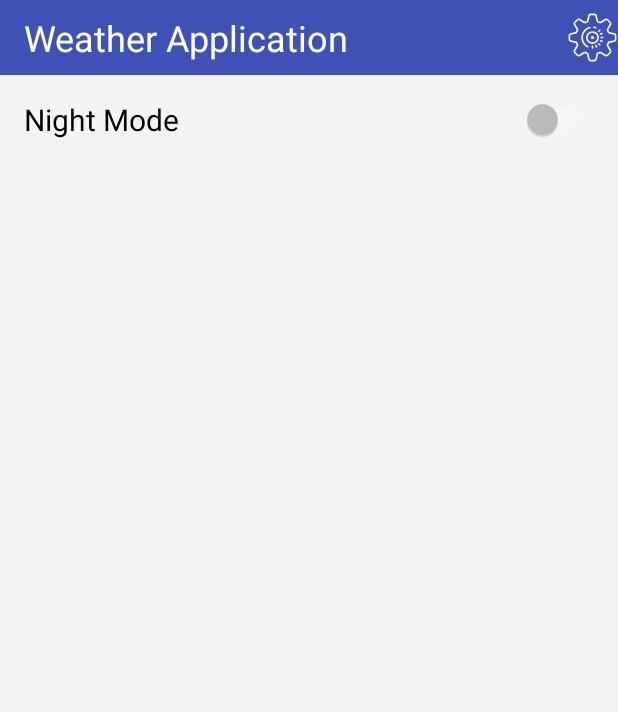
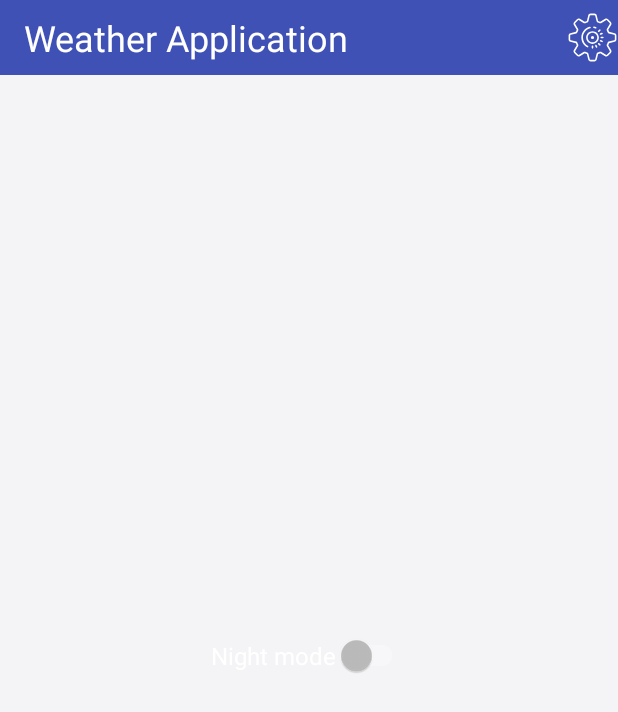
Before and after one commit to Nati098/Weather-App, an Android app: the screen it shows after launch (SettingsActivity), after a tap on an icon or button, on a phone screen of 412 x 824 dp. Shown: the top 712 px of the screen. Run offline under Robolectric (Android 15) with nearby library versions, the phone set to English and light mode, and no system bars.

Commit message:
Added hw7

```diff
--- a/app/build.gradle
+++ b/app/build.gradle
@@ -32,6 +32,7 @@ dependencies {
     implementation 'androidx.constraintlayout:constraintlayout:2.0.1'
     implementation 'androidx.recyclerview:recyclerview:1.1.0'
     implementation 'androidx.cardview:cardview:1.0.0'
+    implementation 'com.google.android.material:material:1.2.1'
     testImplementation 'junit:junit:4.12'
     androidTestImplementation 'androidx.test.ext:junit:1.1.2'
     androidTestImplementation 'androidx.test.espresso:espresso-core:3.3.0'
--- a/app/src/main/java/ru/geekbrains/weatherapplication/BaseAppActivity.java
+++ b/app/src/main/java/ru/geekbrains/weatherapplication/BaseAppActivity.java
@@ -1,5 +1,6 @@
 package ru.geekbrains.weatherapplication;
 
+import androidx.annotation.Nullable;
 import androidx.appcompat.app.AppCompatActivity;
 import androidx.fragment.app.Fragment;
 import androidx.fragment.app.FragmentManager;
@@ -23,6 +24,7 @@ import static ru.geekbrains.weatherapplication.data.Constants.LoggerMode.DEBUG;
 
 
 public class BaseAppActivity extends AppCompatActivity implements OpenFragmentListener {
+    private static final int SETTINGS_CODE = 88;
 
     private static Context context;
 
@@ -41,11 +43,18 @@ public class BaseAppActivity extends AppCompatActivity implements OpenFragmentLi
         }
 
         ImageButton btnSettings = findViewById(R.id.btn_settings);
-        btnSettings.setOnClickListener((v -> startActivity(new Intent(getApplicationContext(), SettingsActivity.class))));
+        btnSettings.setOnClickListener((v -> startActivityForResult(new Intent(getApplicationContext(), SettingsActivity.class), SETTINGS_CODE)));
 
         openFragment(CitiesListFragment.newInstance("", generateOptionsList()));
     }
 
+    @Override
+    protected void onActivityResult(int requestCode, int resultCode, @Nullable Intent data) {
+        super.onActivityResult(requestCode, resultCode, data);
+        if (requestCode == SETTINGS_CODE) {
+            recreate();
+        }
+    }
 
     public static Context getContext() {
         return context;
--- a/app/src/main/java/ru/geekbrains/weatherapplication/SettingsActivity.java
+++ b/app/src/main/java/ru/geekbrains/weatherapplication/SettingsActivity.java
@@ -1,38 +1,37 @@
 package ru.geekbrains.weatherapplication;
 
 import androidx.appcompat.app.AppCompatActivity;
-import androidx.recyclerview.widget.LinearLayoutManager;
-import androidx.recyclerview.widget.RecyclerView;
+import androidx.appcompat.widget.SwitchCompat;
 
 import android.os.Bundle;
 
-import ru.geekbrains.weatherapplication.adapter.OptionsAdapter;
-
-import static ru.geekbrains.weatherapplication.data.Constants.settings;
+import ru.geekbrains.weatherapplication.data.SystemPreferences;
 
 
 public class SettingsActivity extends AppCompatActivity {
 
-    private OptionsAdapter optionsAdapter;
-    private RecyclerView optionsRecycler;
-
+    SwitchCompat switchNightMode;
 
     @Override
     protected void onCreate(Bundle savedInstanceState) {
         super.onCreate(savedInstanceState);
         setContentView(R.layout.activity_settings);
-
+        if (SystemPreferences.getBooleanPreference(SystemPreferences.IS_NIGHT_MODE)) {
+            setTheme(R.style.AppCustomDarkTheme);
+        }
+        else {
+            setTheme(R.style.AppCustomLightTheme);
+        }
         bindView();
-        setupRecycler();
     }
 
     private void bindView() {
-        optionsRecycler = findViewById(R.id.recycler);
+        switchNightMode = findViewById(R.id.switch_night_mode);
+        switchNightMode.setChecked(SystemPreferences.getBooleanPreference(SystemPreferences.IS_NIGHT_MODE));
+        switchNightMode.setOnCheckedChangeListener((buttonView, isChecked) -> {
+            SystemPreferences.setPreference(SystemPreferences.IS_NIGHT_MODE, isChecked);
+            this.recreate();
+        });
     }
 
-    private void setupRecycler() {
-        optionsAdapter = new OptionsAdapter(this, settings, (adapterView, view, i, l) -> { });
-        optionsRecycler.setAdapter(optionsAdapter);
-        optionsRecycler.setLayoutManager(new LinearLayoutManager(this));
-    }
 }
--- a/app/src/main/java/ru/geekbrains/weatherapplication/adapter/OptionsAdapter.java
+++ b/app/src/main/java/ru/geekbrains/weatherapplication/adapter/OptionsAdapter.java
@@ -17,6 +17,7 @@ import androidx.recyclerview.widget.RecyclerView;
 import java.util.List;
 
 import ru.geekbrains.weatherapplication.R;
+import ru.geekbrains.weatherapplication.SettingsActivity;
 import ru.geekbrains.weatherapplication.data.SystemPreferences;
 import ru.geekbrains.weatherapplication.item.OptionItem;
 
@@ -80,6 +81,9 @@ public class OptionsAdapter extends RecyclerView.Adapter<OptionsAdapter.OptionsV
             activateOptionCheckBox.setOnCheckedChangeListener((compoundButton, isChecked) -> {
                 item.setActive(isChecked);
                 SystemPreferences.setPreference(item.getId(), isChecked);
+                if (context instanceof SettingsActivity) {
+                    ((SettingsActivity) context).recreate();
+                }
             });
         }
     }
--- a/app/src/main/java/ru/geekbrains/weatherapplication/fragment/CitiesListFragment.java
+++ b/app/src/main/java/ru/geekbrains/weatherapplication/fragment/CitiesListFragment.java
@@ -17,6 +17,8 @@ import androidx.fragment.app.Fragment;
 import androidx.recyclerview.widget.LinearLayoutManager;
 import androidx.recyclerview.widget.RecyclerView;
 
+import com.google.android.material.textfield.TextInputEditText;
+
 import java.util.List;
 
 import ru.geekbrains.weatherapplication.R;
@@ -31,7 +33,7 @@ import static ru.geekbrains.weatherapplication.data.Constants.WEATHER_OPTIONS;
 
 public class CitiesListFragment extends Fragment {
 
-    private EditText editTextCityName;
+    private TextInputEditText editTextCityName;
     private Button btnSeeWeather;
 
     private OptionsAdapter optionsAdapter;
--- a/app/src/main/res/layout/activity_settings.xml
+++ b/app/src/main/res/layout/activity_settings.xml
@@ -5,33 +5,20 @@
     android:layout_height="match_parent"
     xmlns:app="http://schemas.android.com/apk/res-auto"
     android:orientation="vertical"
-    tools:context=".WeatherInfoActivity">
+    tools:context=".SettingsActivity">
 
     <include layout="@layout/toolbar"/>
 
-    <ProgressBar
-        android:id="@+id/progressBar"
-        style="?android:attr/progressBarStyle"
-        android:layout_width="match_parent"
+    <androidx.appcompat.widget.SwitchCompat
+        android:id="@+id/switch_night_mode"
+        android:layout_width="wrap_content"
         android:layout_height="wrap_content"
-        app:layout_constraintTop_toTopOf="parent"
+        app:layout_constraintStart_toStartOf="parent"
+        app:layout_constraintEnd_toEndOf="parent"
+        app:layout_constraintTop_toBottomOf="@id/toolbar"
         app:layout_constraintBottom_toBottomOf="parent"
-        app:layout_constraintLeft_toLeftOf="parent"
-        app:layout_constraintRight_toRightOf="parent"
-        android:visibility="gone"/>
+        android:textAppearance="@style/RegularTextStyle"
+        android:text="@string/setting_night_mode" />
 
-    <ScrollView
-        android:layout_width="match_parent"
-        android:layout_height="wrap_content"
-        app:layout_constraintTop_toBottomOf="@+id/toolbar"
-        app:layout_constraintStart_toStartOf="parent">
-
-        <androidx.recyclerview.widget.RecyclerView
-            android:id="@+id/recycler"
-            android:layout_width="match_parent"
-            android:layout_height="wrap_content"
-            android:orientation="horizontal" />
-
-    </ScrollView>
 
 </androidx.constraintlayout.widget.ConstraintLayout>
--- a/app/src/main/res/layout/fragment_cities_list.xml
+++ b/app/src/main/res/layout/fragment_cities_list.xml
@@ -37,13 +37,24 @@
                 android:text="@string/see_forecast_step1"
                 android:textAppearance="@style/SubtitleTextStyle" />
 
+            <com.google.android.material.textfield.TextInputLayout
+                android:layout_width="match_parent"
+                android:layout_height="match_parent">
+
+                <com.google.android.material.textfield.TextInputEditText
+                    android:id="@+id/city_name_edittext"
+                    android:layout_width="match_parent"
+                    android:layout_height="wrap_content"
+                    android:hint="hint" />
+            </com.google.android.material.textfield.TextInputLayout>
+
             <EditText
-                android:id="@+id/city_name_edittext"
                 android:layout_width="match_parent"
                 android:layout_height="wrap_content"
                 android:inputType="text|textNoSuggestions|textCapWords"
                 android:textAppearance="@style/RegularTextStyle"
                 android:textColor="@null"
+                android:visibility="gone"
                 />
 
             <TextView
--- a/app/src/main/res/layout/toolbar.xml
+++ b/app/src/main/res/layout/toolbar.xml
@@ -9,8 +9,7 @@
     android:padding="8dp"
     android:background="?attr/colorPrimary"
     app:titleTextColor="#FFFFFF"
-    android:minHeight="?attr/actionBarSize"
-    android:theme="?attr/actionBarTheme" >
+    android:minHeight="?attr/actionBarSize">
 
     <androidx.constraintlayout.widget.ConstraintLayout
         android:layout_width="match_parent"
--- a/app/src/main/res/values/strings.xml
+++ b/app/src/main/res/values/strings.xml
@@ -26,6 +26,8 @@
     <string name="see_forecast_step3">And push the button to see the forecast:</string>
     <string name="see_forecast_btn">See</string>
 
+    <string name="setting_night_mode">Night mode</string>
+
     <string name="cannot_load_info_error">Cannot load information</string>
 
     <string name="temperature_dummy" translatable="false">7°C</string>
--- a/app/src/main/res/values/styles.xml
+++ b/app/src/main/res/values/styles.xml
@@ -1,29 +1,4 @@
 <resources>
-    <!-- Light application theme. -->
-    <style name="AppCustomLightTheme" parent="Theme.AppCompat.NoActionBar">
-        <item name="colorPrimary">#3F51B5</item>
-        <item name="colorPrimaryDark">#3F51B5</item>
-        <item name="colorAccent">#00BCD4</item>
-        <item name="android:textColorSecondary">#000000</item>
-        <item name="android:windowBackground">#F4F4F6</item>
-        <item name="android:fillColor">#000000</item>
-        <item name="toolbarIconColor">@color/toolbarIconLight</item>
-        <item name="backgroundImage">@drawable/background_light</item>
-        <item name="backgroundRecyclerColor">#FFFFFF</item>
-    </style>
-
-    <!-- Dark application theme. -->
-    <style name="AppCustomDarkTheme" parent="Theme.AppCompat.NoActionBar">
-        <item name="colorPrimary">#1B2137</item>
-        <item name="colorPrimaryDark">#131625</item>
-        <item name="colorAccent">#00BCD4</item>
-        <item name="android:textColorSecondary">#FFFFFF</item>
-        <item name="android:windowBackground">#33343B</item>
-        <item name="android:fillColor">#FFFFFF</item>
-        <item name="toolbarIconColor">@color/toolbarIconDark</item>
-        <item name="backgroundImage">@drawable/background_dark</item>
-        <item name="backgroundRecyclerColor">#000000</item>
-    </style>
 
     <!-- Text format for titles -->
     <style name="TitleTextStyle">
--- /dev/null
+++ b/app/src/main/res/values/themes.xml
@@ -0,0 +1,30 @@
+<?xml version="1.0" encoding="utf-8"?>
+<resources xmlns:tools="http://schemas.android.com/tools">
+
+    <!-- Light application theme. -->
+    <style name="AppCustomLightTheme" parent="Theme.AppCompat.NoActionBar">
+        <item name="colorPrimary">#3F51B5</item>
+        <item name="colorPrimaryDark">#3F51B5</item>
+        <item name="colorAccent">#00BCD4</item>
+        <item name="android:textColorSecondary">#000000</item>
+        <item name="android:windowBackground">#F4F4F6</item>
+        <item name="android:fillColor">#000000</item>
+        <item name="toolbarIconColor">@color/toolbarIconLight</item>
+        <item name="backgroundImage">@drawable/background_light</item>
+        <item name="backgroundRecyclerColor">#FFFFFF</item>
+    </style>
+
+    <!-- Dark application theme. -->
+    <style name="AppCustomDarkTheme" parent="Theme.AppCompat.NoActionBar">
+        <item name="colorPrimary">#1B2137</item>
+        <item name="colorPrimaryDark">#131625</item>
+        <item name="colorAccent">#00BCD4</item>
+        <item name="android:textColorSecondary">#FFFFFF</item>
+        <item name="android:windowBackground">#33343B</item>
+        <item name="android:fillColor">#FFFFFF</item>
+        <item name="toolbarIconColor">@color/toolbarIconDark</item>
+        <item name="backgroundImage">@drawable/background_dark</item>
+        <item name="backgroundRecyclerColor">#000000</item>
+    </style>
+
+</resources>
```
Also changed, not shown: 1 other file.
